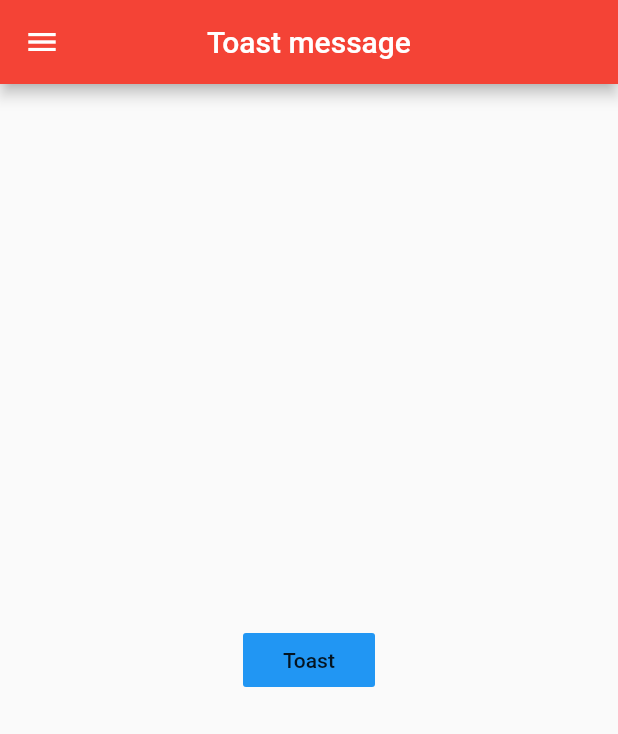
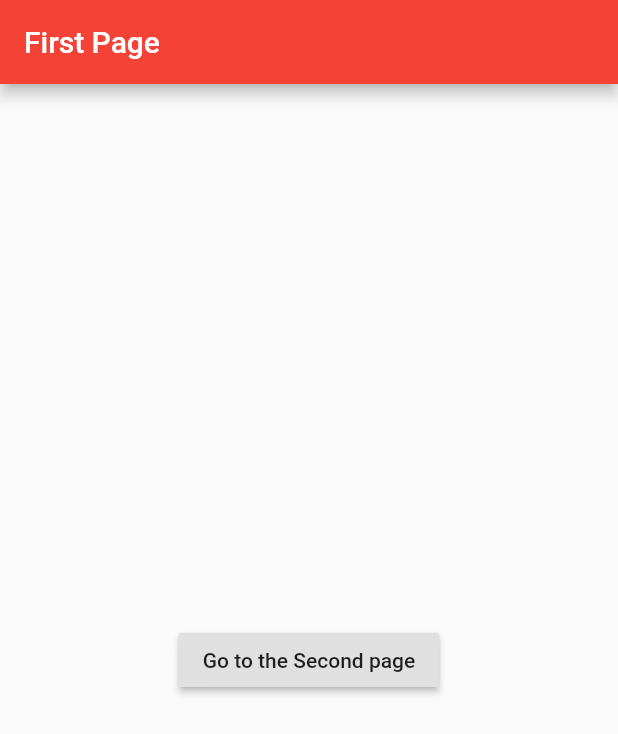
Before and after one commit to kwonjs1996/flutterPractice, a Flutter app: the screen it shows after launch, on a phone screen of 412 x 824 dp. Shown: the top 734 px of the screen. Run offline on Flutter 3.47's test engine with Material 2 defaults, Android fonts, the phone set to English and light mode, and no system bars; our stand-ins replace fluttertoast.

```diff
--- a/lib/main.dart
+++ b/lib/main.dart
@@ -11,131 +11,48 @@ class MyApp extends StatelessWidget {
     return MaterialApp(
       title: 'Appbar',
       theme: ThemeData(primarySwatch: Colors.red),
-      home: MyPage(),
+      home: FirstPage(),
     );
   }
 }
 
-class MyPage extends StatelessWidget {
-  const MyPage({Key? key}) : super(key: key);
-
+class FirstPage extends StatelessWidget {
+  const FirstPage({Key? key}) : super(key: key);
   @override
-  Widget build(BuildContext context) {
+  Widget build(BuildContext context2) {
     return Scaffold(
       appBar: AppBar(
-        title: Text('Toast message'),
-        centerTitle: true,
+        title: Text('First Page'),
       ),
       body: Center(
-        child: FlatButton(
+        child: RaisedButton(
+          child: Text('Go to the Second page'),
           onPressed: () {
-            flutterToast();
+            Navigator.push(context2,
+                MaterialPageRoute(builder: (context) => SecondPage()));
           },
-          child: Text('Toast'),
-          color: Colors.blue,
-        ),
-      ),
-      drawer: Drawer(
-        child: ListView(
-          padding: EdgeInsets.zero,
-          children: [
-            UserAccountsDrawerHeader(
-              currentAccountPicture: CircleAvatar(
-                backgroundImage: AssetImage('assets/1.jpg'),
-              ),
-              otherAccountsPictures: [
-                CircleAvatar(
-                  backgroundImage: AssetImage('assets/2.jpg'),
-                ),
-                // CircleAvatar(
-                //   backgroundImage: AssetImage('assets/2.jpg'),
-                // ),
-              ],
-              //accountName,accountEmail -> required default
-              accountName: Text('GGAM'),
-              accountEmail: Text('123@naver.com'),
-              onDetailsPressed: () {
-                print('arrow is clicked');
-              },
-              decoration: BoxDecoration(
-                color: Colors.red[200],
-                borderRadius: BorderRadius.only(
-                  bottomLeft: Radius.circular(40),
-                  bottomRight: Radius.circular(40),
-                ),
-              ),
-            ),
-            ListTile(
-              leading: Icon(
-                Icons.home,
-                color: Colors.grey[850],
-              ),
-              title: Text('Home'),
-              onTap: () {
-                print('Home is clicked');
-              },
-              trailing: Icon(Icons.add),
-            ),
-            ListTile(
-              leading: Icon(
-                Icons.settings,
-                color: Colors.grey[850],
-              ),
-              title: Text('settings'),
-              onTap: () {
-                print('settings is clicked');
-              },
-              trailing: Icon(Icons.add),
-            ),
-            ListTile(
-              leading: Icon(
-                Icons.question_answer,
-                color: Colors.grey[850],
-              ),
-              title: Text('Q & A'),
-              onTap: () {
-                print('Q & A is clicked');
-              },
-              trailing: Icon(Icons.add),
-            ),
-          ],
         ),
       ),
     );
   }
 }
 
-class MySnackBar extends StatelessWidget {
-  const MySnackBar({Key? key}) : super(key: key);
+class SecondPage extends StatelessWidget {
+  const SecondPage({Key? key}) : super(key: key);
   @override
   Widget build(BuildContext context) {
-    return Center(
-      child: RaisedButton(
-        onPressed: () {
-          Scaffold.of(context).showSnackBar(
-            SnackBar(
-              content: Text(
-                'Hello',
-                textAlign: TextAlign.center,
-                style: TextStyle(color: Colors.white),
-              ),
-              backgroundColor: Colors.teal,
-              duration: Duration(milliseconds: 1000),
-            ),
-          );
-        },
-        child: Text('Show me'),
+    return Scaffold(
+      appBar: AppBar(
+        title: Text('Second Page'),
+      ),
+      body: Center(
+        child: RaisedButton(
+          child: Text('Go to the First page'),
+          onPressed: () {
+            Navigator.pop(context);
+          },
+        ),
       ),
     );
   }
 }
-
-void flutterToast() {
-  Fluttertoast.showToast(
-      msg: 'Flutter',
-      gravity: ToastGravity.BOTTOM,
-      backgroundColor: Colors.redAccent,
-      fontSize: 20,
-      textColor: Colors.white,
-      toastLength: Toast.LENGTH_SHORT);
-}
```
